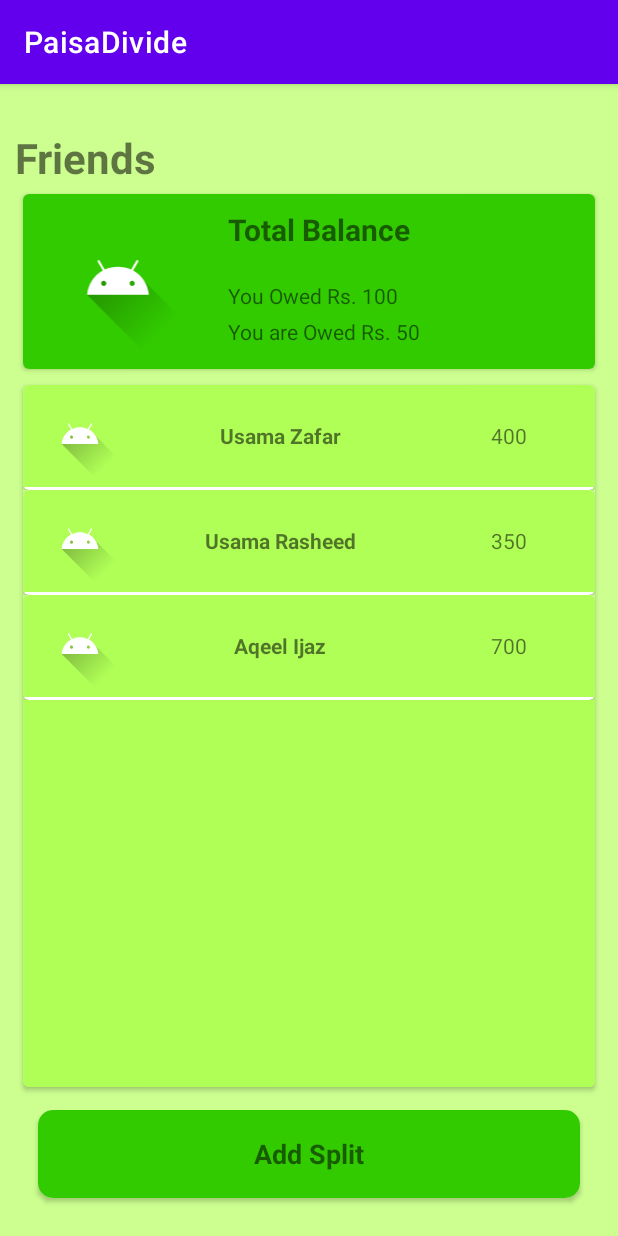
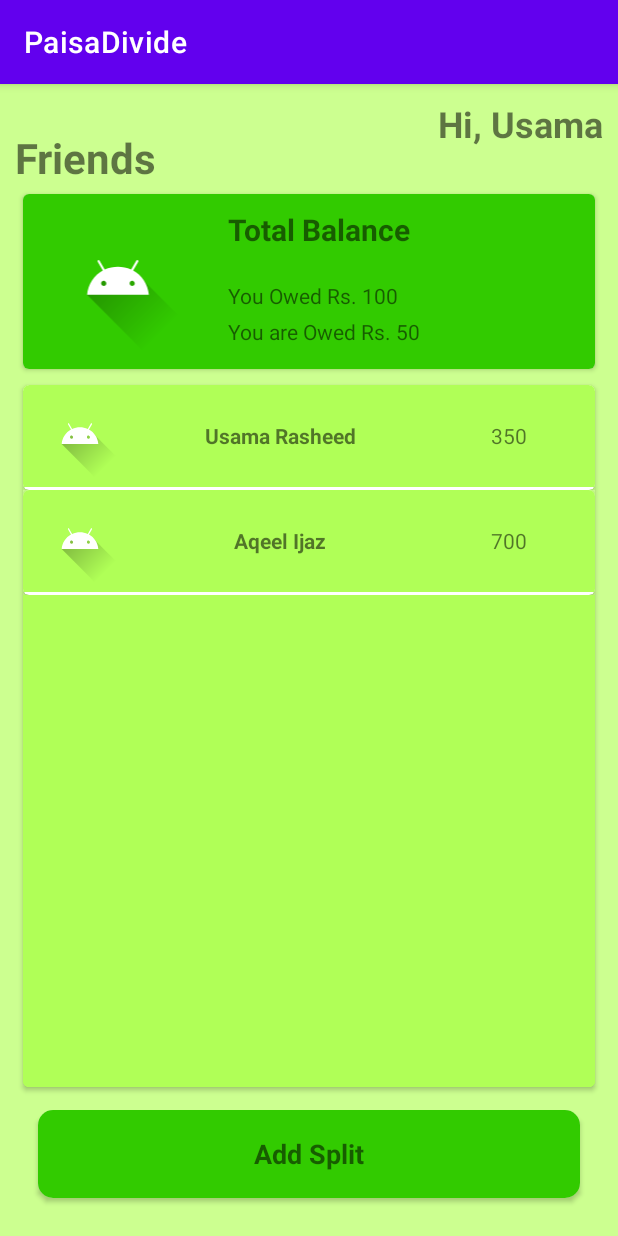
Before and after one commit to aqeel1211/PaisaDivide, an Android app: the screen it shows after launch (MainActivity), on a phone screen of 412 x 824 dp. Run offline under Robolectric (Android 15) with nearby library versions, the phone set to English and light mode, and no system bars.

Commit message:
Main activity Recycler View Completed Settle Activity Completed Add Split Partial Completed Firebase connected

```diff
--- a/app/build.gradle
+++ b/app/build.gradle
@@ -1,5 +1,6 @@
 plugins {
     id 'com.android.application'
+    id 'com.google.gms.google-services'
 }
 
 android {
@@ -33,6 +34,7 @@ dependencies {
     implementation 'androidx.appcompat:appcompat:1.3.0'
     implementation 'com.google.android.material:material:1.3.0'
     implementation 'androidx.constraintlayout:constraintlayout:2.0.4'
+    implementation 'com.google.firebase:firebase-database:20.0.0'
     testImplementation 'junit:junit:4.+'
     androidTestImplementation 'androidx.test.ext:junit:1.1.2'
     androidTestImplementation 'androidx.test.espresso:espresso-core:3.3.0'
--- a/app/src/main/java/com/example/paisadivide/MainActivity.java
+++ b/app/src/main/java/com/example/paisadivide/MainActivity.java
@@ -33,7 +33,6 @@ public class MainActivity extends AppCompatActivity implements MainAdapter.Manag
 
         contacts = new ArrayList<>();
 
-        contacts.add(new Data(R.drawable.ic_launcher_foreground, "Usama Zafar" , "400"));
         contacts.add(new Data(R.drawable.ic_launcher_foreground, "Usama Rasheed" , "350"));
         contacts.add(new Data(R.drawable.ic_launcher_foreground, "Aqeel Ijaz" , "700"));
 
--- a/app/src/main/res/layout/activity_main.xml
+++ b/app/src/main/res/layout/activity_main.xml
@@ -14,15 +14,36 @@
         android:layout_width="match_parent"
         android:layout_height="match_parent">
 
-        <TextView
+        <LinearLayout
             android:layout_width="match_parent"
             android:layout_height="0dp"
+            android:orientation="horizontal"
+            android:weightSum="2"
+            android:layout_weight="1">
+
+            <TextView
+                android:layout_width="0dp"
+                android:layout_height="match_parent"
                 android:layout_weight="1"
                 android:text="Friends"
                 android:textSize="28sp"
                 android:layout_gravity="bottom"
                 android:gravity="bottom"
                 android:textStyle="bold"/>
+
+            <TextView
+                android:layout_width="0dp"
+                android:layout_height="match_parent"
+                android:layout_weight="1"
+                android:text="Hi, Usama"
+                android:textSize="24sp"
+                android:layout_gravity="right"
+                android:gravity="right"
+                android:textStyle="bold"/>
+
+        </LinearLayout>
+
+
 
         <androidx.cardview.widget.CardView
             android:layout_margin="5dp"
--- a/build.gradle
+++ b/build.gradle
@@ -6,6 +6,7 @@ buildscript {
     }
     dependencies {
         classpath "com.android.tools.build:gradle:4.2.1"
+        classpath 'com.google.gms:google-services:4.3.8'
 
         // NOTE: Do not place your application dependencies here; they belong
         // in the individual module build.gradle files
@@ -17,7 +18,7 @@ allprojects {
         google()
         mavenCentral()
 //        maven { url "https://jitpack.io" }
-        jcenter() // Warning: this repository is going to shut down soon
+//        jcenter() // Warning: this repository is going to shut down soon
     }
 }
 
```
Also changed, not shown: 1 other file. Lines whose indentation alone changed are shown as unchanged.
